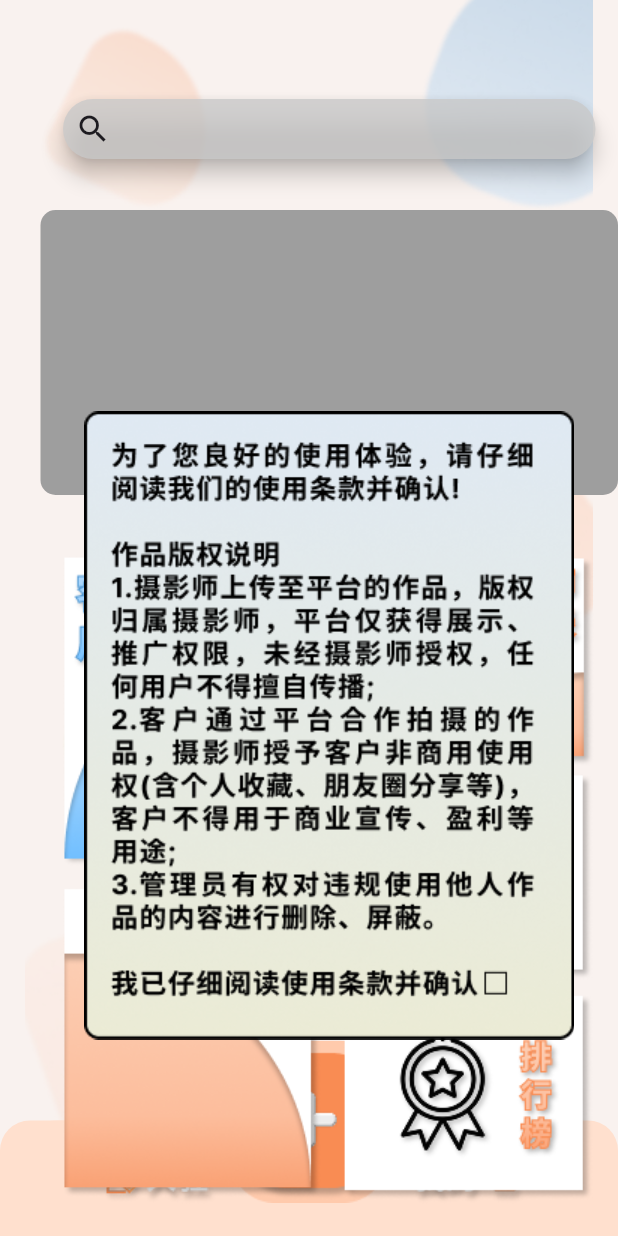
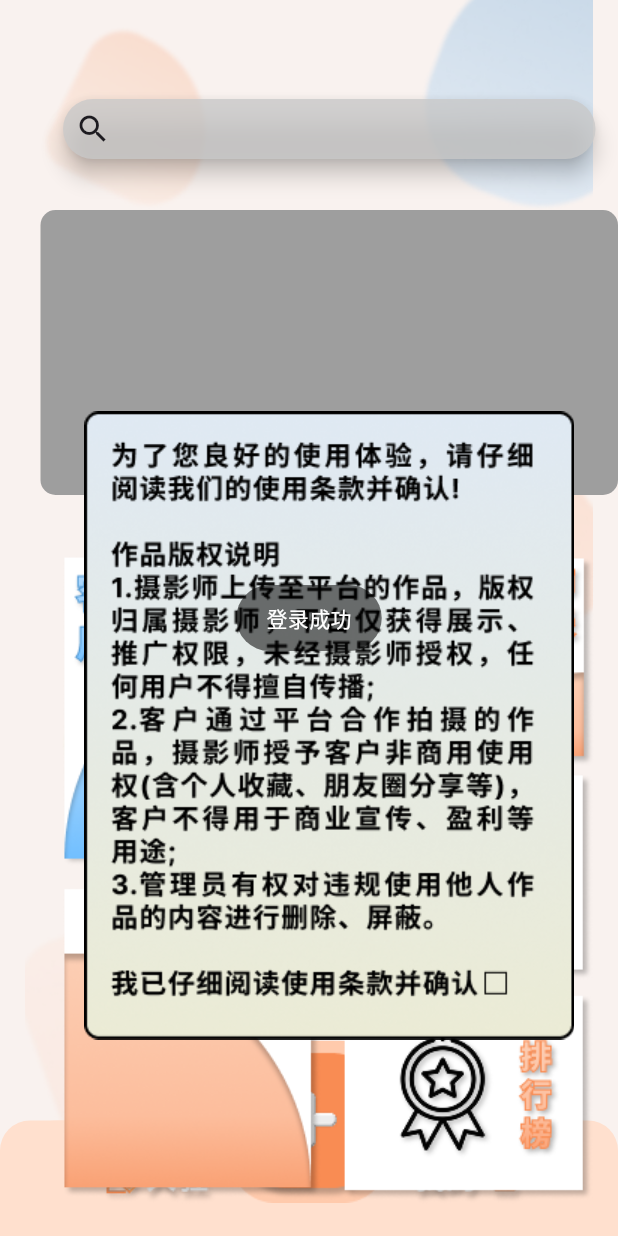
Before and after one commit to jz-Gong10/we_pai, a Flutter app: the screen it shows after launch, after a tap on "登录", on a phone screen of 412 x 824 dp. Run offline on Flutter 3.47's test engine with Material 3 defaults, Android fonts, the phone set to English and light mode, and no system bars; our stand-ins replace dio, fluttertoast.

Commit message:
自己写了一个toastPrint工具函数，用来向用户反馈各个操作的执行情况

```diff
--- a/lib/main.dart
+++ b/lib/main.dart
@@ -1,8 +1,10 @@
 import 'package:flutter/material.dart';
 import 'package:we_pai/ui/widget/background.dart';
 import 'package:we_pai/ui/page/zhuye.dart';
+import 'package:we_pai/ui/widget/print.dart';
 import 'net/http.dart';
 import 'package:we_pai/ui/widget/progress_indicator.dart';
+import 'package:we_pai/ui/widget/print.dart';
 
 void main() => runApp(MyApp());
 
@@ -64,8 +66,11 @@ class _MyHomePageState extends State<MyHomePage> {
                 ),
               ),
 
-              //展示用这个直接跳转
-              onPressed: () => navigate(context, Zhuye()),
+              //暂时用这个直接跳转
+              onPressed: () {
+                navigate(context, Zhuye());
+                printToast("登录成功");
+              },
 
               //别删这段代码！！！千万别删，这是登录按钮的网络请求代码，但虚拟机不能访问，不便于调试就先注释掉了
               // onPressed: () async {
@@ -80,6 +85,13 @@ class _MyHomePageState extends State<MyHomePage> {
               //     if (!mounted) return;
               //     if (response.statusCode == 200) {
               //       navigate(context, Zhuye());
+              // Fluttertoast.showToast(
+              //   msg: "登录成功",
+              //   toastLength: Toast.LENGTH_SHORT,
+              //   gravity: ToastGravity.CENTER,
+              //   backgroundColor: Colors.black54,
+              //   textColor: Colors.white,
+              // );
               //     } else {
               //       debugPrint("请求失败: \\${response.statusCode}");
               //     }
--- /dev/null
+++ b/lib/ui/widget/print.dart
@@ -0,0 +1,12 @@
+import 'package:fluttertoast/fluttertoast.dart ';
+import 'package:flutter/material.dart';
+
+void printToast(String msg) {
+  Fluttertoast.showToast(
+    msg: msg,
+    toastLength: Toast.LENGTH_SHORT,
+    gravity: ToastGravity.CENTER,
+    backgroundColor: Colors.black54,
+    textColor: Colors.white,
+  );
+}
--- a/pubspec.yaml
+++ b/pubspec.yaml
@@ -31,6 +31,7 @@ dependencies:
   flutter:
     sdk: flutter
   dio: ^5.7.0
+  fluttertoast: ^8.2.1
 
   # The following adds the Cupertino Icons font to your application.
   # Use with the CupertinoIcons class for iOS style icons.
```
Also changed, not shown: pubspec.lock.
